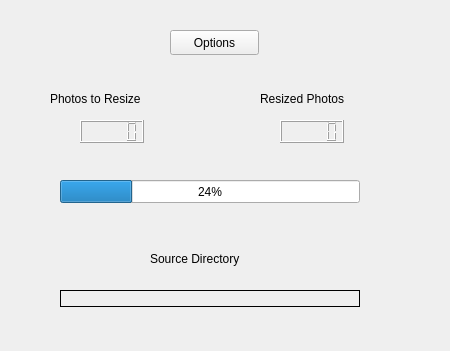
This is mainwindow.ui in pacmaninbw/GUIPhotoReductionTool as Qt 5 draws it before an edit; both pictures show x 0 to 450 and y 0 to 351 of the 450 by 661 pixel window. The edited form follows.
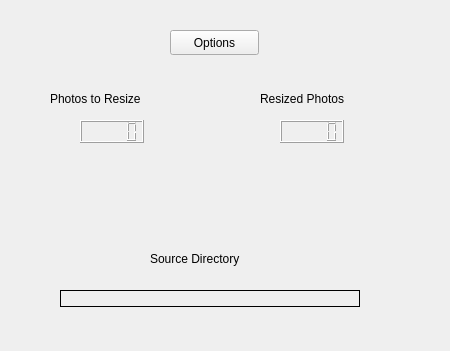
This is the edited form.

Commit message: lcds containing photo counts are now readable.

```diff
--- a/mainwindow.ui
+++ b/mainwindow.ui
@@ -60,19 +60,6 @@
      </rect>
     </property>
    </widget>
-   <widget class="QProgressBar" name="progressBar">
-    <property name="geometry">
-     <rect>
-      <x>60</x>
-      <y>180</y>
-      <width>300</width>
-      <height>23</height>
-     </rect>
-    </property>
-    <property name="value">
-     <number>24</number>
-    </property>
-   </widget>
    <widget class="QLabel" name="sourceDirectoryLabel">
     <property name="geometry">
      <rect>
```
The commit also changes 2 other files.
